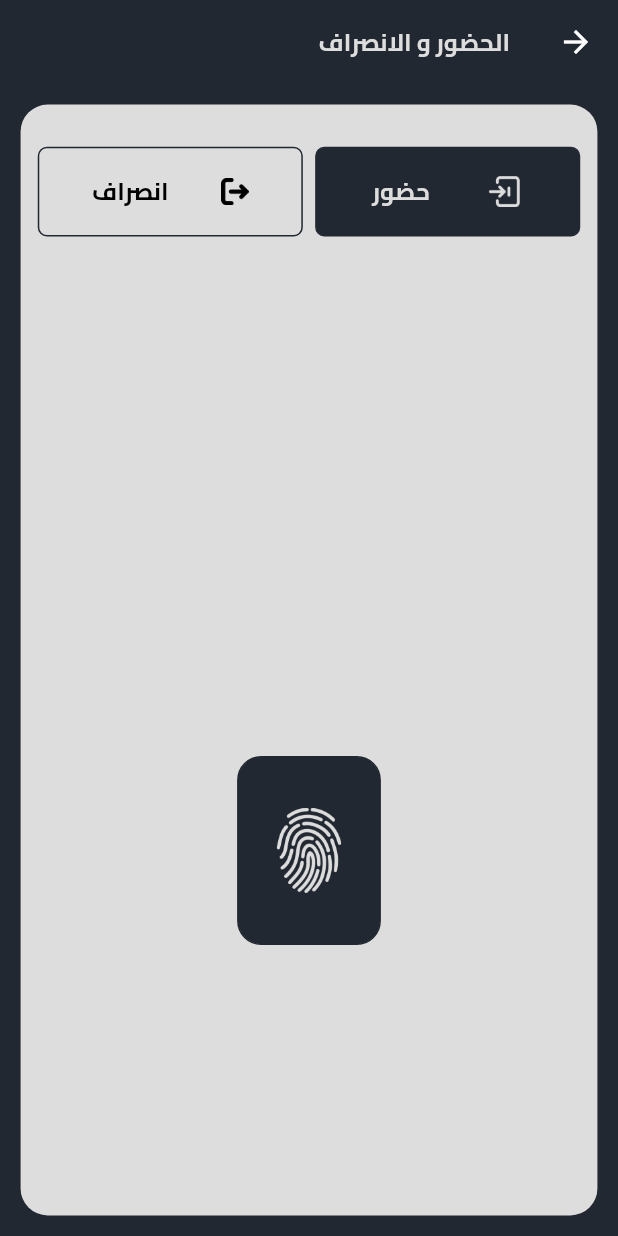
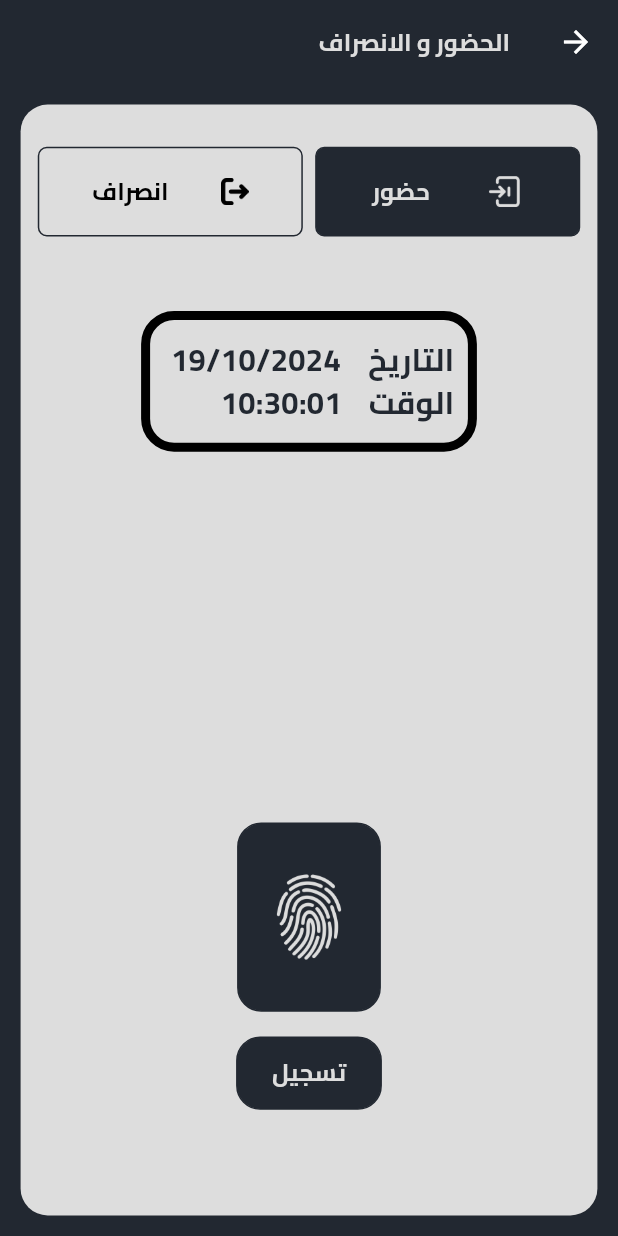
Before and after one commit to bishoy-girgis/easy-HR, a Flutter app: the AttendanceView screen opened by its route, on a phone screen of 412 x 824 dp. Run offline on Flutter 3.47's test engine with Material 3 defaults, Android fonts, the phone set to English and light mode, and no system bars; our stand-ins replace bloc, dartz, dio, dropdown_search, equatable, flutter_bloc and 9 more; accounts and stored records are empty; generated files the repository leaves out were written again.

Commit message:
finish fingerprint feature

```diff
--- a/lib/Features/attendance/manager/cubit.dart
+++ b/lib/Features/attendance/manager/cubit.dart
@@ -36,18 +36,14 @@ class AttendanceCubit extends Cubit<AttendanceState> {
     supportState = false;
     var value = await auth.isDeviceSupported();
     supportState = value;
-    print('supportState is $supportState');
   }
 
   Future<void> checkBiometrics() async {
     late bool canCheckBiometrics;
     try {
       canCheckBiometrics = await auth.canCheckBiometrics;
-      print('canCheckBiometrics is $canCheckBiometrics');
     } on PlatformException catch (e) {
       canCheckBiometrics = false;
-      print('canCheckBiometrics is $canCheckBiometrics');
-      print(e);
     }
     canCheckBiometrics = canCheckBiometrics;
   }
@@ -56,11 +52,8 @@ class AttendanceCubit extends Cubit<AttendanceState> {
     late List<BiometricType> availableBiometrics;
     try {
       availableBiometrics = await auth.getAvailableBiometrics();
-      print('availableBiometrics is $availableBiometrics');
     } on PlatformException catch (e) {
       availableBiometrics = <BiometricType>[];
-      print('availableBiometrics is $availableBiometrics');
-      print(e);
     }
     availableBiometrics = availableBiometrics;
   }
@@ -102,12 +95,10 @@ class AttendanceCubit extends Cubit<AttendanceState> {
   }
 
   addAttendance() async {
-    String fromFormattedDate = DateFormat('yyyy-MM-dd').format(DateTime.now()); // Change format here
-
     emit(AttendanceLoading());
     var result = await attendanceUseCase.execute(
       attendType: attendanceIn == true ? 0 : 1,
-      date: "'$fromFormattedDate'",
+      date: DateFormat('yyyy-MM-dd').format(DateTime.now()),
     );
     result.fold((error) {
       debugPrint(error.message);
--- a/lib/Features/attendance/pages/attendance_view.dart
+++ b/lib/Features/attendance/pages/attendance_view.dart
@@ -2,7 +2,7 @@ import 'package:easy_hr/Core/widgets/gap.dart';
 import 'package:easy_hr/Features/attendance/manager/cubit.dart';
 import 'package:easy_hr/Features/attendance/manager/states.dart';
 import 'package:easy_hr/Features/attendance/widgets/attendance_in_widget.dart';
-import 'package:flutter/cupertino.dart';
+import 'package:easy_hr/Features/attendance/widgets/clock.dart';
 import 'package:flutter/material.dart';
 import 'package:flutter_bloc/flutter_bloc.dart';
 import 'package:flutter_easyloading/flutter_easyloading.dart';
@@ -29,15 +29,15 @@ class AttendanceView extends StatelessWidget {
           listener: (context, state) {
         if (state is LoadingOSFingerPrintState || state is AttendanceLoading) {
           EasyLoading.show();
-        }else if (state is AttendanceError ) {
+        } else if (state is AttendanceError) {
           EasyLoading.dismiss();
           GlobalMethods.buildFlutterToast(
               message: state.message ?? " ", state: ToastStates.ERROR);
-        }else if (state is AttendanceSuccess ) {
+        } else if (state is AttendanceSuccess) {
           EasyLoading.dismiss();
           GlobalMethods.buildFlutterToast(
               message: state.message ?? " ", state: ToastStates.SUCCESS);
-        } else if (state is ErrorOSFingerPrintState ) {
+        } else if (state is ErrorOSFingerPrintState) {
           EasyLoading.dismiss();
           GlobalMethods.buildFlutterToast(
               message: state.message ?? " ", state: ToastStates.ERROR);
@@ -59,7 +59,11 @@ class AttendanceView extends StatelessWidget {
             children: [
               const AttendanceInWidget(),
               SizedBox(
-                height: MediaQuery.of(context).size.height * 0.4,
+                height: MediaQuery.of(context).size.height * 0.04,
+              ),
+              const ClockWidget(),
+              SizedBox(
+                height: MediaQuery.of(context).size.height * 0.3,
               ),
               InkWell(
                 onTap: () => AttendanceCubit.get(context).osFingerPrint(),
@@ -77,6 +81,19 @@ class AttendanceView extends StatelessWidget {
                   ),
                 ),
               ),
+              const GapH(h: 2),
+              InkWell(
+                onTap: () => AttendanceCubit.get(context).addAttendance(),
+                child: Container(
+                  padding:
+                  EdgeInsets.symmetric(horizontal: 20.w, vertical: 10.h),
+                  decoration: BoxDecoration(
+                      borderRadius: BorderRadius.circular(16),
+                      color: AppColors.primaryColorGrey,
+                      border: Border.all(color: AppColors.primaryColorGrey)),
+                  child:  TextBuilder(local.submit,color: AppColors.whiteColor,),
+                ),
+              ),
             ],
           ),
         );
--- /dev/null
+++ b/lib/Features/attendance/widgets/clock.dart
@@ -0,0 +1,44 @@
+import 'package:easy_hr/Core/constants/app_colors.dart';
+import 'package:flutter_gen/gen_l10n/app_localizations.dart';
+import 'package:easy_hr/Core/widgets/text_builder.dart';
+import 'package:flutter/cupertino.dart';
+import 'package:flutter/material.dart';
+import 'package:flutter_screenutil/flutter_screenutil.dart';
+import 'package:intl/intl.dart';
+
+class ClockWidget extends StatelessWidget {
+  const ClockWidget({super.key});
+
+  @override
+  Widget build(BuildContext context) {
+    var local = AppLocalizations.of(context)!;
+
+    return StreamBuilder(
+      stream: Stream.periodic(const Duration(seconds: 1)),
+      builder: (context, snapshot) {
+        return Container(
+            padding: EdgeInsets.symmetric(horizontal: 8.w, vertical: 10.h),
+            decoration: BoxDecoration(
+                borderRadius: BorderRadius.circular(22),
+                border: Border.all(color: AppColors.blackColor, width: 6)),
+            child: Column(
+              crossAxisAlignment: CrossAxisAlignment.start,
+              children: [
+                TextBuilder(
+                  "${local.date}  ${DateFormat("  dd/MM/yyyy").format(DateTime.now())} ",
+                  color: AppColors.primaryColorGrey,
+                  isHeader: true,
+                  fontSize: 18,
+                ),
+                TextBuilder(
+                  "${local.time}  ${DateFormat("  hh:mm:ss").format(DateTime.now())} ",
+                  color: AppColors.primaryColorGrey,
+                  isHeader: true,
+                  fontSize: 18,
+                ),
+              ],
+            ));
+      },
+    );
+  }
+}
--- a/lib/l10n/app_ar.arb
+++ b/lib/l10n/app_ar.arb
@@ -70,7 +70,7 @@
   "inReview": "قيد المراجعة",
   "approved": "موافق",
   "balance": "رصيد",
-  "date": "تاريخ",
+  "date": "التاريخ",
   "basic": "الأساسي",
   "awards": "المستحق",
   "net": "الصافي",
@@ -107,5 +107,7 @@
   "deduction": "استقطاع ",
   "type": "النوع",
   "attendance_in": "حضور",
-  "attendance_out": "انصراف"
+  "attendance_out": "انصراف",
+  "submit" : "تسجيل",
+  "time": "الوقت"
 }
--- a/lib/l10n/app_en.arb
+++ b/lib/l10n/app_en.arb
@@ -119,5 +119,7 @@
     "deduction" : "Deduction",
     "type" : "Type",
     "attendance_in" : "Attendance In",
-    "attendance_out" : "Attendance Out"
+    "attendance_out" : "Attendance Out",
+    "submit" : "Submit",
+    "time" : "Time"
 }
```
Also changed, not shown: pubspec.lock.
